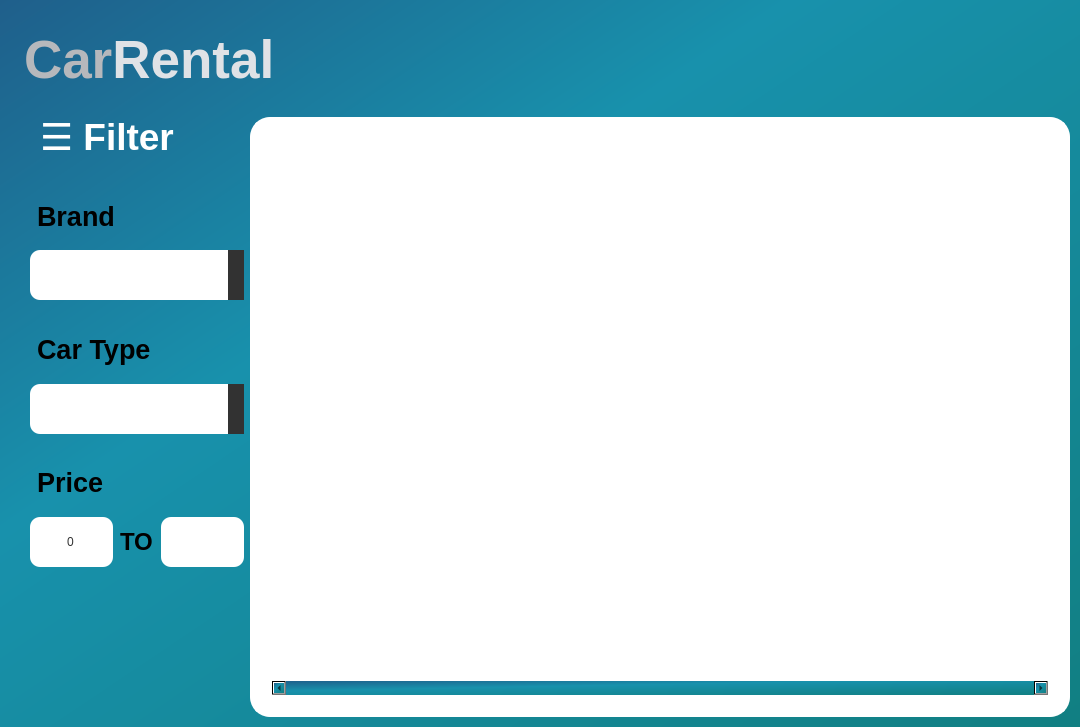
First picture: the form in ui_form/catalog_page.ui, repository Eggceptional14/CanRentalApp, before the edit.
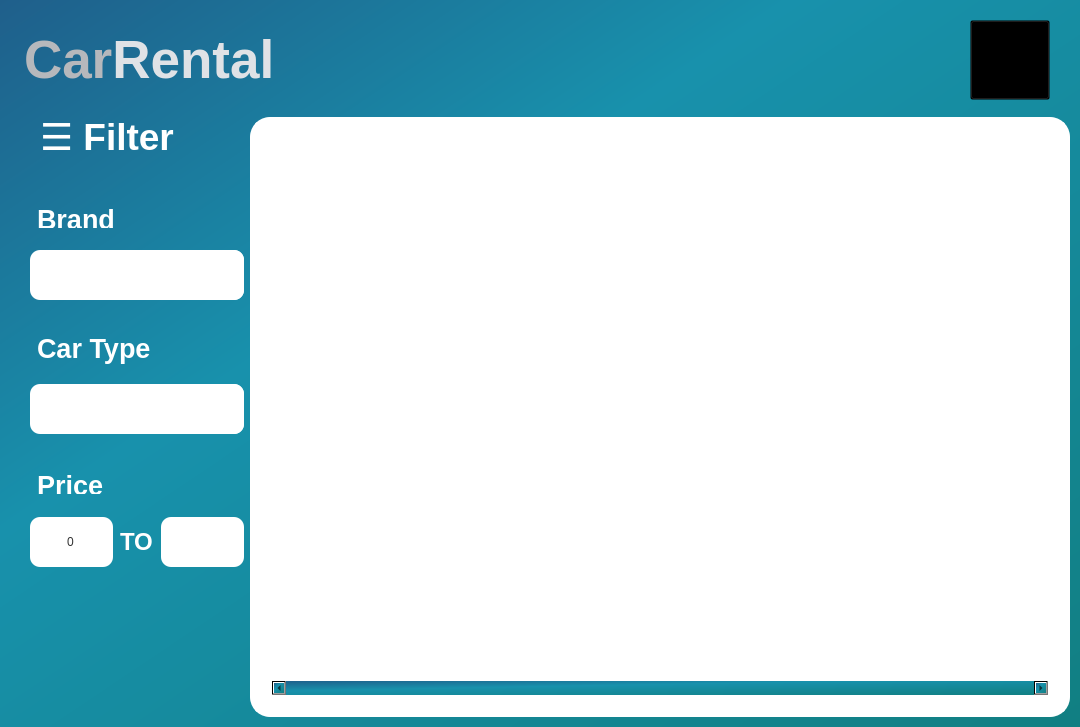
Second picture: the form after the edit. Icons and pictures are not drawn.

Commit message: Create catalog page

The edit to the form file:
```diff
--- a/ui_form/catalog_page.ui
+++ b/ui_form/catalog_page.ui
@@ -37,13 +37,10 @@
 }
 
 QComboBox::drop-down {
-	background-color: #323232;
-	border: solid;
-	border-radius: 10px;
-} 
-
-QComboBox::down-arrow {
-	
+	background-color: white;
+	border: none;
+	border-top-right-radius: 10px;
+	border-bottom-right-radius: 10px;
 }
 
 QLineEdit {
@@ -86,6 +83,67 @@
        </property>
       </widget>
      </item>
+     <item>
+      <widget class="QPushButton" name="pushButton">
+       <property name="minimumSize">
+        <size>
+         <width>80</width>
+         <height>80</height>
+        </size>
+       </property>
+       <property name="maximumSize">
+        <size>
+         <width>80</width>
+         <height>80</height>
+        </size>
+       </property>
+       <property name="font">
+        <font>
+         <pointsize>16</pointsize>
+        </font>
+       </property>
+       <property name="styleSheet">
+        <string notr="true">QPushButton {
+	background: none;
+	background-color: transparent;
+	padding: 0px;
+	image: url(:/catalog/shopping-cart-white.png);
+}
+
+QPushButton:pressed {
+	background: none;
+	background-color: transparent;
+	padding: 0px;
+	image: url(:/catalog/shopping-cart.png);
+}</string>
+       </property>
+       <property name="text">
+        <string/>
+       </property>
+       <property name="iconSize">
+        <size>
+         <width>20</width>
+         <height>20</height>
+        </size>
+       </property>
+      </widget>
+     </item>
+     <item>
+      <spacer name="horizontalSpacer">
+       <property name="orientation">
+        <enum>Qt::Horizontal</enum>
+       </property>
+       <property name="sizeType">
+        <enum>QSizePolicy::Fixed</enum>
+       </property>
+       <property name="sizeHint" stdset="0">
+        <size>
+         <width>20</width>
+         <height>20</height>
+        </size>
+       </property>
+      </spacer>
+     </item>
     </layout>
    </item>
    <item>
@@ -167,7 +225,7 @@
             <string notr="true">padding-left: 0px;</string>
            </property>
            <property name="text">
-            <string>Brand</string>
+            <string>&lt;html&gt;&lt;head/&gt;&lt;body&gt;&lt;p&gt;&lt;span style=&quot; color:#ffffff;&quot;&gt;Brand&lt;/span&gt;&lt;/p&gt;&lt;/body&gt;&lt;/html&gt;</string>
            </property>
           </widget>
          </item>
@@ -221,7 +279,7 @@
 padding-top: 1px;</string>
            </property>
            <property name="text">
-            <string>Car Type</string>
+            <string>&lt;html&gt;&lt;head/&gt;&lt;body&gt;&lt;p&gt;&lt;span style=&quot; color:#ffffff;&quot;&gt;Car Type&lt;/span&gt;&lt;/p&gt;&lt;/body&gt;&lt;/html&gt;</string>
            </property>
           </widget>
          </item>
@@ -268,7 +326,7 @@
             <string notr="true">padding-left: 0px;</string>
            </property>
            <property name="text">
-            <string>Price</string>
+            <string>&lt;html&gt;&lt;head/&gt;&lt;body&gt;&lt;p&gt;&lt;span style=&quot; color:#ffffff;&quot;&gt;Price&lt;/span&gt;&lt;/p&gt;&lt;/body&gt;&lt;/html&gt;</string>
            </property>
           </widget>
          </item>
@@ -311,7 +369,7 @@
               <string notr="true">padding :1px;</string>
              </property>
              <property name="text">
-              <string>TO</string>
+              <string>&lt;html&gt;&lt;head/&gt;&lt;body&gt;&lt;p&gt;&lt;span style=&quot; color:#ffffff;&quot;&gt;TO&lt;/span&gt;&lt;/p&gt;&lt;/body&gt;&lt;/html&gt;</string>
              </property>
             </widget>
            </item>
```
Left out of the diff: 4 changed lines with no effect on the pictures. The commit also changes 3 other files.
